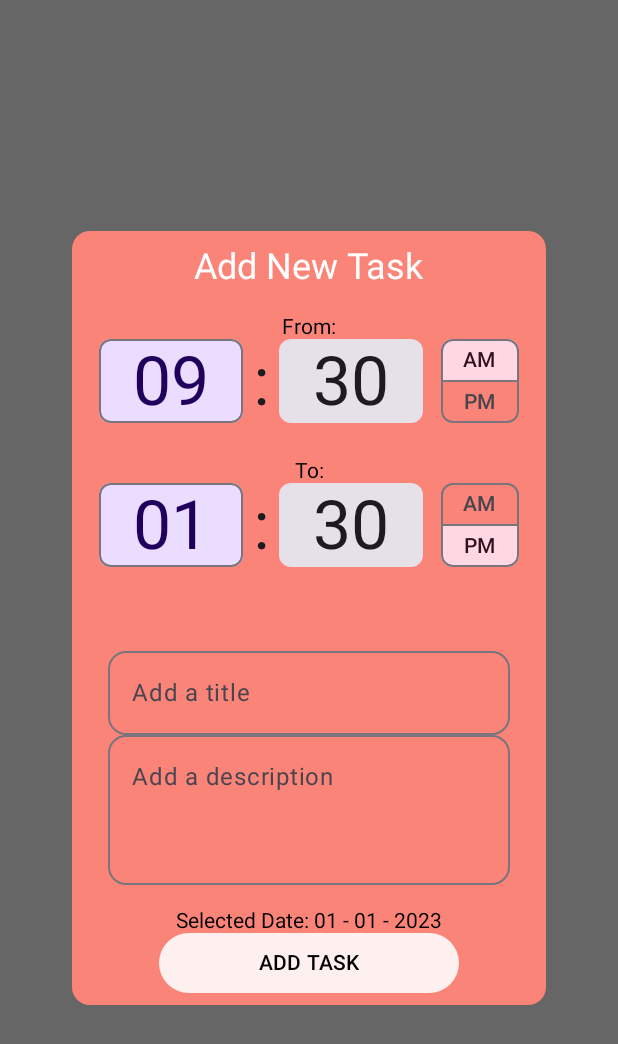
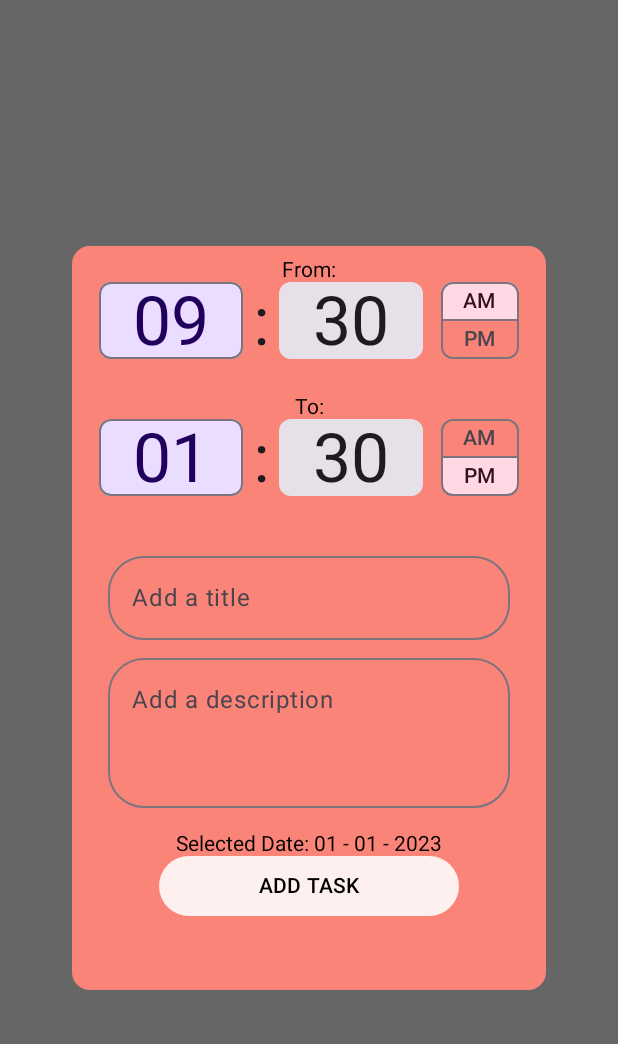
Before and after one commit to PDM-24/proyecto-hamilton, an Android app built with Jetpack Compose: the @Preview function AddTaskPopUpPreview, on a phone screen of 412 x 824 dp. Shown: the top 1044 px of the screen. Run offline under Robolectric (Android 15) with nearby library versions, the phone set to English and light mode, and no system bars; our stand-ins replace Room's generated code, livedata-compose.

Commit message:
ui fixes

```diff
--- a/app/src/main/java/com/rostorga/calendariumv2/screens/HomeScreen.kt
+++ b/app/src/main/java/com/rostorga/calendariumv2/screens/HomeScreen.kt
@@ -146,38 +146,34 @@ fun AddTaskPopUp(
                 .background(Color(0xFFFB8478))
                 .padding(8.dp)
                 .width(300.dp)
-                .height(500.dp)
+                .height(480.dp)
         ) {
             Column(
                 horizontalAlignment = Alignment.CenterHorizontally,
                 verticalArrangement = Arrangement.Center
             ) {
-                Text(
-                    text = "Add New Task",
-                    style = MaterialTheme.typography.headlineSmall,
-                    color = Color.White,
-                    modifier = Modifier.padding(bottom = 16.dp)
-                )
                 Text("From:")
-                TimeInput(state = timeState1, modifier = Modifier.height(80.dp))
+                TimeInput(state = timeState1, modifier = Modifier.height(75.dp))
                 Text("To:")
-                TimeInput(state = timeState2, modifier = Modifier.height(80.dp))
+                TimeInput(state = timeState2, modifier = Modifier.height(75.dp))
 
-                Spacer(modifier = Modifier.padding(16.dp))
+                Spacer(modifier = Modifier.padding(8.dp))
                 OutlinedTextField(
                     value = task,
                     onValueChange = { task = it },
-                    shape = RoundedCornerShape(12.dp),
+                    shape = RoundedCornerShape(24.dp),
                     placeholder = { Text(text = "Add a title") },
                     modifier = Modifier
                         .fillMaxWidth()
                         .padding(horizontal = 16.dp)
                         .height(56.dp)
                 )
+                Spacer(modifier = Modifier.height(12.dp))
+
                 OutlinedTextField(
                     value = taskDesc,
                     onValueChange = { taskDesc = it },
-                    shape = RoundedCornerShape(12.dp),
+                    shape = RoundedCornerShape(24.dp),
                     placeholder = { Text(text = "Add a description") },
                     modifier = Modifier
                         .fillMaxWidth()
@@ -350,18 +346,17 @@ fun HomeScreenContent(navController: NavController, userViewModel: UserViewModel
                         .padding(8.dp)
                         .drawBehind {
                             drawRoundRect(
-                                color = Color.Red,
-                                style = stroke,
-                                cornerRadius = CornerRadius(8.dp.toPx())
+                                color = Color(0xFFFC6E60),
+                                cornerRadius = CornerRadius(12.dp.toPx())
                             )
                         },
                     contentAlignment = Alignment.Center
                 ) {
                     Column {
-                        Text(text = "Task: ${task.TaskName}")
-                        Text(text = "Description: ${task.TaskDesc}")
-                        Text(text = "From: ${task.TimeStart} To: ${task.TimeFinish}")
-                        Text(text = "Date: ${task.Date}")
+                        Text(text = "Task: ${task.TaskName}", color= Color.White)
+                        Text(text = "Description: ${task.TaskDesc}", color= Color.White)
+                        Text(text = "From: ${task.TimeStart} To: ${task.TimeFinish}", color= Color.White)
+                        Text(text = "Date: ${task.Date}", color= Color.White)
                     }
                 }
             }
```
Also changed, not shown: app/src/main/java/com/rostorga/calendariumv2/screens/CalendarScreen.kt (+12 -12 lines).
